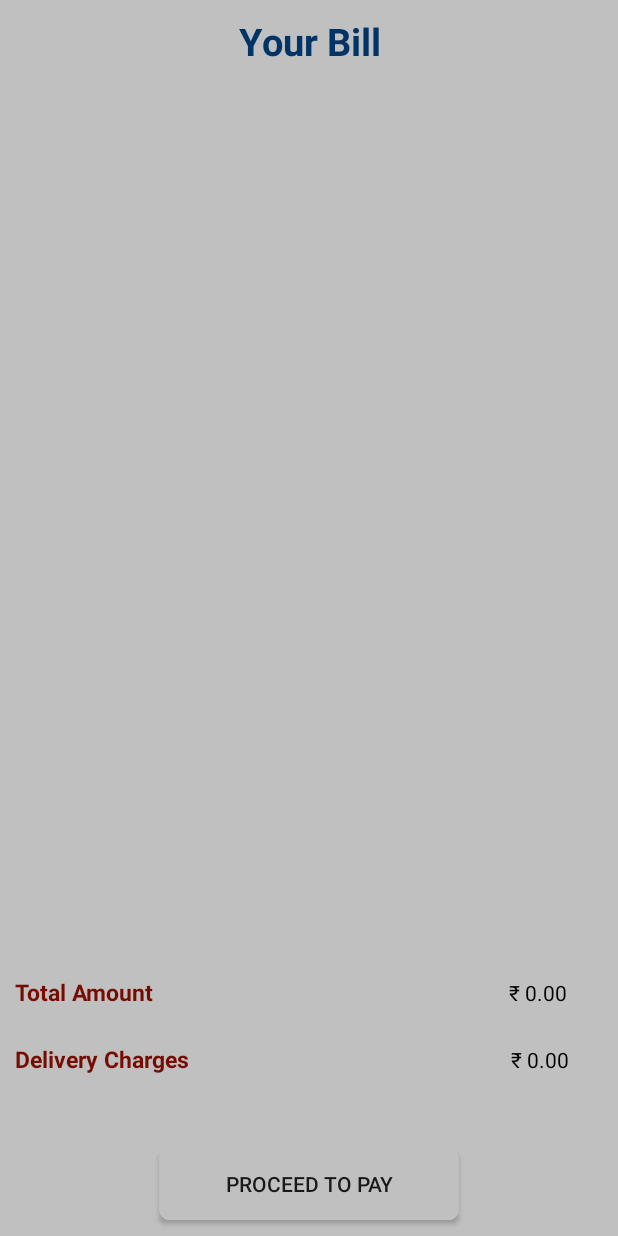
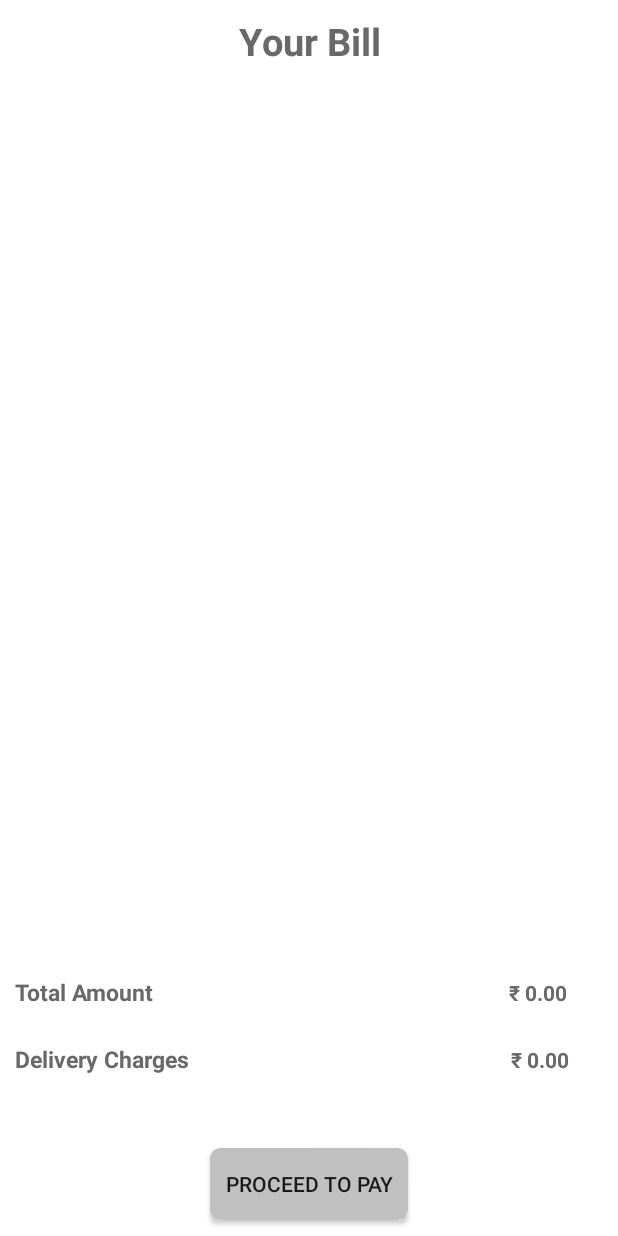
Before and after one commit to harshpatel2810/gyo_delivery, an Android app: the CustomerBill screen opened directly, with no data from a screen before it, on a phone screen of 412 x 824 dp. Run offline under Robolectric (Android 15) with nearby library versions, the phone set to English and light mode, and no system bars; libraries missing offline, so code that uses them is left out: com.vstechlab.easyfonts, de.halfbit.pinnedsection; 9 statements that could not run were skipped.

Commit message:
Today I have done animations with the screen and completed icons for veg-non veg and implementation of TextView below Image View forminimum order of resturant and current continuing with Search Location functionality by refering google references.
22-5-2017
Sir made design for search bar
Completed Updation of amount of item
Alert Dialog if the quantity goes higher than 10 with validation

23-5-2017
Completed Search functionality for location

24-5-2017
Creating bill for resturant

25-5-2017
Designing Screen for bill payment
and create layout resource file to inflate it

26-5-2017
Created bill by inflating layout in listview and bill will be updated soon

27-5-2017
Creation of bill completed with help of pratik sir
Layout designing will be completed by tommorrow

28-5-2017
Designing layout for bill

29-5-2017
Continuing with the designing of bill

31-5-2017
Added Names of Resturants in ExpandableListView
Created Icon For Veg/Non Veg
and also added icons dynamically according to the types of resturants

1-6-2017
Try to get details of restuarant restuarant wise but not getting it
now starting to design screen for filter
and icon of filter added on the action bar

2-6-2017
Data getting appropriately according to Resturants not getting amount and item count
continuing screen designing for filters in resturants criteria

3-6-2017
Completed Resturant wise order validation
and continuing with implementation of FilterScreen using RecylerView

5-6-2017
Completed Screen for Filter and also implementatio of On/Off button
for filter according to Rating and Delivery

6-6-2017
Completed  code to find latitude and longtitude according to place selected by the user

7-6-2017
Added Search Bar to search restaurants(only design)
Validation According to minimum order value completed
Added data from adapter of categories with appropriate checkbox

8-6-2017
Completed Search Fucnctionality for the Restaurant and designing of bill

```diff
--- a/app/src/main/res/layout/activity_customer_bill.xml
+++ b/app/src/main/res/layout/activity_customer_bill.xml
@@ -4,7 +4,7 @@
     android:layout_width="match_parent"
     android:layout_height="match_parent"
     android:orientation="vertical"
-    android:background="#C0C0C0"
+    android:background="@color/white"
     tools:context="com.goyo.grocery_goyo.CustomerBill">
     <TextView
         android:id="@+id/txtBillDisplay"
@@ -15,7 +15,7 @@
         android:includeFontPadding="true"
         android:paddingTop="10dp"
         android:text="Your Bill"
-        android:textColor="#003366"
+        android:textColor="@color/dark_grey"
         android:textSize="25dp"
         android:textStyle="bold" />
     <LinearLayout
@@ -31,7 +31,7 @@
             android:layout_width="match_parent"
             android:layout_height="match_parent"
             android:visibility="visible"
-            >
+              >
         </ExpandableListView>
     </LinearLayout>
     <LinearLayout
@@ -49,7 +49,7 @@
             android:layout_weight="2"
             android:text="Total Amount"
             android:textSize="15sp"
-            android:textColor="@color/maroon"
+            android:textColor="@color/dark_grey"
             android:id="@+id/txtAmountDisplay"
             android:textStyle="bold" />
         <TextView
@@ -57,7 +57,8 @@
             android:layout_width="wrap_content"
             android:layout_height="wrap_content"
             android:layout_weight="0.2"
-            android:textColor="#000000"
+            android:textColor="@color/dark_grey"
+            android:textStyle="bold"
             android:text="₹ 0.00" />
     </LinearLayout>
     <LinearLayout
@@ -76,13 +77,15 @@
             android:id="@+id/txtDeliveryDisplay"
             android:text="Delivery Charges"
             android:textSize="15sp"
-            android:textColor="@color/maroon"
+            android:textColor="@color/dark_grey"
             android:textStyle="bold" />
         <TextView
             android:layout_width="50dp"
             android:layout_height="wrap_content"
             android:layout_weight="0.1"
-            android:textColor="#000000"
+            android:textColor="@color/dark_grey"
+            android:textStyle="bold"
+
             android:id="@+id/txtDeliveryValue"
             android:text="₹ 0.00" />
     </LinearLayout>
@@ -96,12 +99,13 @@
         <Button
             android:id="@+id/btnForPayment"
             style="?android:attr/buttonStyleSmall"
-            android:layout_width="200dp"
+            android:layout_width="wrap_content"
             android:layout_height="wrap_content"
             android:layout_gravity="center_horizontal|center"
             android:layout_marginBottom="10dp"
             android:background="@drawable/paymentbuttoncolor"
             android:text="@string/proceed_for_payment"
+            android:singleLine="true"
             android:textAllCaps="true" />
     </LinearLayout>
 </LinearLayout>
--- a/app/src/main/res/values/colors.xml
+++ b/app/src/main/res/values/colors.xml
@@ -8,4 +8,6 @@
     <color name="darkgreen">#196F3D  </color>
     <color name="maroon">#760B00</color>
     <color name="slate_grey">#2F4F4F</color>
+    <color name="white">#ffffff</color>
+    <color name="dark_grey">#696969</color>
 </resources>
--- a/app/src/main/res/values/strings.xml
+++ b/app/src/main/res/values/strings.xml
@@ -31,4 +31,5 @@
     <string name="text_location_search">Search for area,street name,loc...</string>
     <string name="proceed_for_payment">PROCEED TO PAY</string>
     <string name="apply_filter">APPLY FILTERS</string>
+    <string name="search_res"><font size="15" style="italics">Search restaurants....</font></string>
 </resources>
```
Also changed, not shown: app/src/main/java/com/goyo/grocery_goyo/CustomResturantAdapter.java (+33 -6 lines), app/src/main/java/com/goyo/grocery_goyo/HomeActivity.java (+28 -2 lines), app/src/main/java/com/goyo/grocery_goyo/model/restaurantModel.java (+80 -0 lines), app/src/main/res/layout/activity_filter_screen.xml (+2 -6 lines), app/src/main/res/layout/activity_home.xml (+20 -4 lines).
